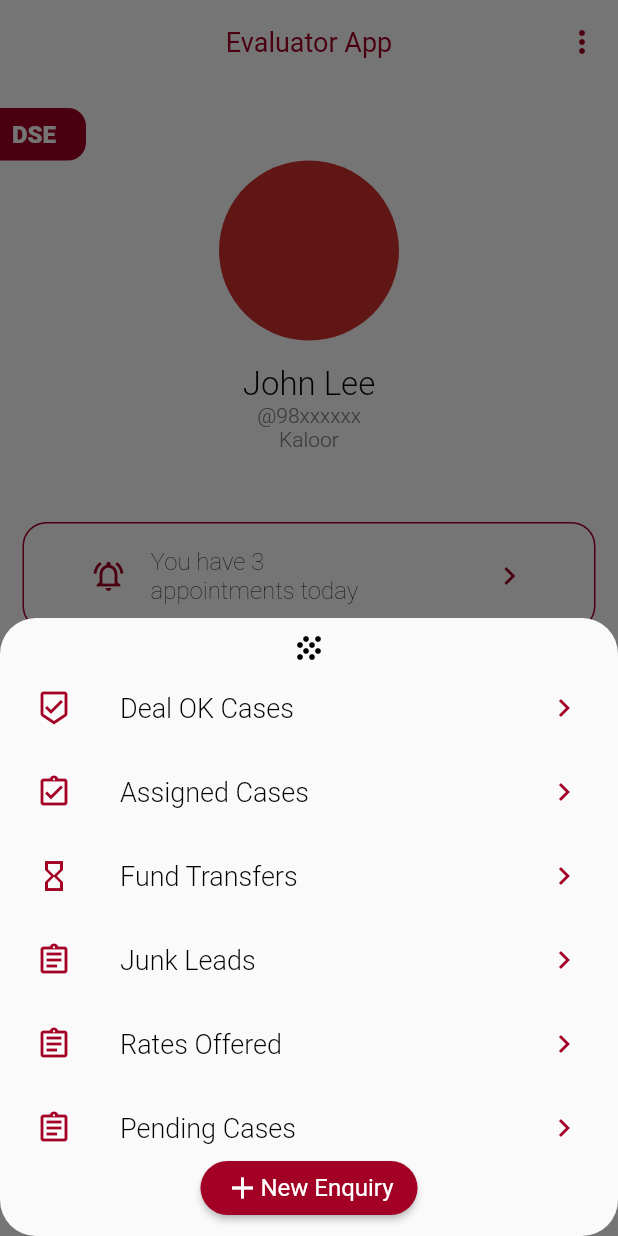
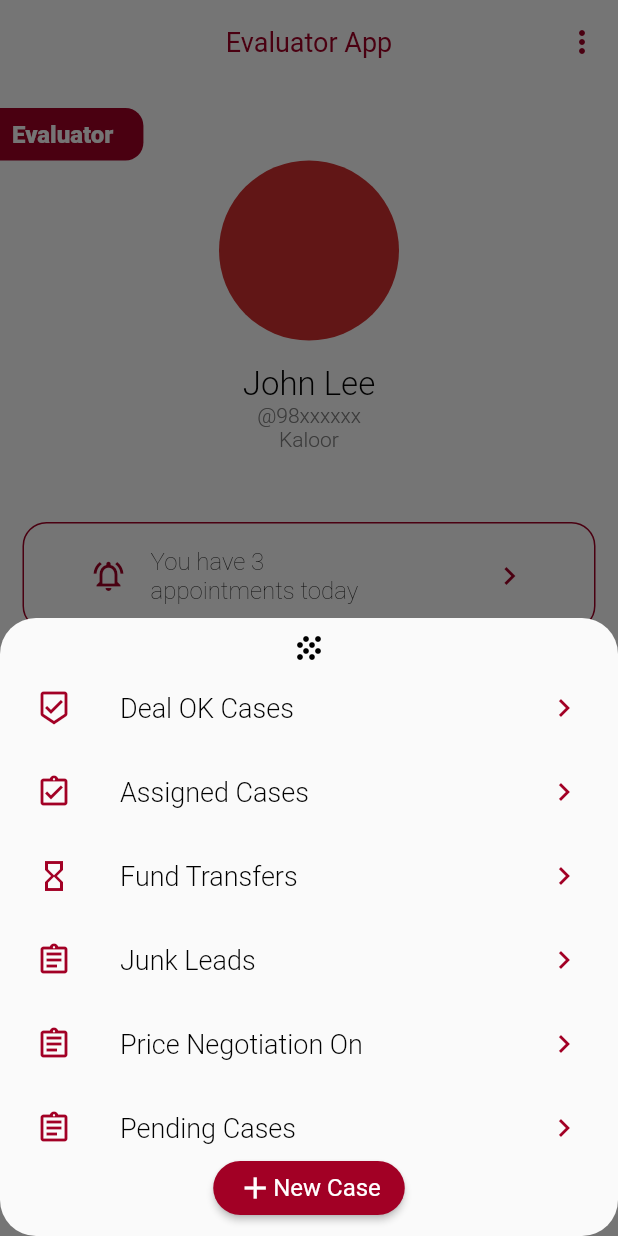
Before and after one commit to jesmin123/eval_wire_frame, a Flutter app: the HomePage screen opened by its route, after a tap on the "grain" icon, on a phone screen of 412 x 824 dp. Run offline on Flutter 3.47's test engine with Material 2 defaults, Android fonts, the phone set to English and light mode, and no system bars; our stand-ins replace cached_network_image; network calls fail; Roboto replaces fonts that are missing (Exo); statements that could not run were skipped.

Commit message:
merge commit

```diff
--- a/lib/UI/homePage.dart
+++ b/lib/UI/homePage.dart
@@ -106,7 +106,7 @@ class _HomePageState extends State<HomePage> {
                             leading: Icon(Icons.assignment_outlined,
                                 color: PRIMARY_COLOR),
                             title: Text(
-                              RATES_OFFERED,
+                              PRICE_NEGOTIATION,
                               style: AppFontStyle.regularTextStyle2(
                                   APP_BLACK_COLOR,
                                   textSize: 18.0),
@@ -116,7 +116,7 @@ class _HomePageState extends State<HomePage> {
                               color: PRIMARY_COLOR,
                             ),
                             onTap: (){
-                              Navigator.pushNamed(context, RATES_OFFERED);
+                              Navigator.pushNamed(context, PRICE_NEGOTIATION);
                             },
                           ),
                           ListTile(
@@ -141,7 +141,7 @@ class _HomePageState extends State<HomePage> {
                             leading: Icon(Icons.assignment_outlined,
                                 color: PRIMARY_COLOR),
                             title: Text(
-                              EVALUATIONS,
+                             LEADS_BREAK_UP,
                               style: AppFontStyle.regularTextStyle2(
                                   APP_BLACK_COLOR,
                                   textSize: 18.0),
@@ -152,7 +152,7 @@ class _HomePageState extends State<HomePage> {
                             ),
                             onTap: (){
 
-                              Navigator.pushNamed(context, EVALUATIONS);
+                              Navigator.pushNamed(context, LEADS_BREAK_UP);
                             },
 
                           ),
@@ -160,7 +160,7 @@ class _HomePageState extends State<HomePage> {
                             leading: Icon(Icons.assignment_late_outlined,
                                 color: PRIMARY_COLOR),
                             title: Text(
-                              EVALUATIONS_NOT_DONE,
+                              CHANNEL_WISE,
                               style: AppFontStyle.regularTextStyle2(
                                   APP_BLACK_COLOR,
                                   textSize: 18.0),
@@ -171,7 +171,45 @@ class _HomePageState extends State<HomePage> {
                             ),
                             onTap: (){
 
-                              Navigator.pushNamed(context, EVALUATIONS_NOT_DONE);
+                              Navigator.pushNamed(context, CHANNEL_WISE);
+                            },
+
+                          ),
+                          ListTile(
+                            leading: Icon(Icons.calendar_today_outlined,
+                                color: PRIMARY_COLOR),
+                            title: Text(
+                              SOURCED,
+                              style: AppFontStyle.regularTextStyle2(
+                                  APP_BLACK_COLOR,
+                                  textSize: 18.0),
+                            ),
+                            trailing: Icon(
+                              Icons.navigate_next,
+                              color: PRIMARY_COLOR,
+                            ),
+                            onTap: (){
+
+                              Navigator.pushNamed(context,SOURCED );
+                            },
+
+                          ),
+                          ListTile(
+                            leading: Icon(Icons.assignment_late_outlined,
+                                color: PRIMARY_COLOR),
+                            title: Text(
+                              DOCUMENTS_PENDING,
+                              style: AppFontStyle.regularTextStyle2(
+                                  APP_BLACK_COLOR,
+                                  textSize: 18.0),
+                            ),
+                            trailing: Icon(
+                              Icons.navigate_next,
+                              color: PRIMARY_COLOR,
+                            ),
+                            onTap: (){
+
+                              Navigator.pushNamed(context, DOCUMENTS_PENDING);
                             },
 
                           ),
@@ -191,7 +229,7 @@ class _HomePageState extends State<HomePage> {
                         children: [
                           Icon(Icons.add, color: APP_WHITE_COLOR),
                           Text(
-                            "New Enquiry",
+                            "New Case",
                             style:
                             AppFontStyle.regularTextStyle(APP_WHITE_COLOR),
                           )
@@ -278,7 +316,7 @@ class _HomePageState extends State<HomePage> {
                     padding: const EdgeInsets.only(
                         top: 8, bottom: 8, left: 8, right: 20),
                     child: Text(
-                      DSE,
+                      EVALUATOR,
                       style: AppFontStyle.regularSmallTextStyle(APP_WHITE_COLOR,
                           textSize: 16.0),
                     ),
@@ -308,7 +346,12 @@ class _HomePageState extends State<HomePage> {
                     style: AppFontStyle.bodyTextStyle2(APP_GREY_COLOR),
                   ),
                   SizedBox(height: LINE_HEIGHT * 2),
-                  Container(
+                  GestureDetector(
+                      onTap: (){
+                        Navigator.pushNamed(context, MY_APPOINTMENTS);
+
+                      },
+                    child: Container(
                       margin: const EdgeInsets.all(15.0),
                       padding: const EdgeInsets.only(top: 16, bottom: 16),
                       decoration: BoxDecoration(
@@ -332,6 +375,7 @@ class _HomePageState extends State<HomePage> {
                           ]
                       ),
                     ),
+                  ),
 
                 ],
               ),
--- a/lib/constants/strings.dart
+++ b/lib/constants/strings.dart
@@ -13,6 +13,10 @@ const FUND_TRANSFERS = 'Fund Transfers';
 const JUNK_LEADS = 'Junk Leads';
 const RATES_OFFERED = 'Rates Offered';
 const PENDING_CASES = 'Pending Cases';
-const EVALUATIONS = 'Evaluations';
-const EVALUATIONS_NOT_DONE = "Evaluations Not Done";
-const DSE = 'DSE';
+const LEADS_BREAK_UP = 'Leads Break Up';
+const CHANNEL_WISE="Channel Wise Sourcing";
+const PRICE_NEGOTIATION="Price Negotiation On";
+const SOURCED ="Sourced On";
+const EVALUATOR = 'Evaluator';
+const DOCUMENTS_PENDING="Documents Pending Case";
+const MY_APPOINTMENTS="My Appointments";
--- a/lib/main.dart
+++ b/lib/main.dart
@@ -1,6 +1,21 @@
 
+import 'package:eval_wire_frame/Provider/RegistrationDetailProvider.dart';
+import 'package:eval_wire_frame/UI/AddNewCase.dart';
+import 'package:eval_wire_frame/UI/assignedCases.dart';
+import 'package:eval_wire_frame/UI/channelWiseSourcing.dart';
+import 'package:eval_wire_frame/UI/dealOkCases.dart';
+import 'package:eval_wire_frame/UI/documentsPending.dart';
+import 'package:eval_wire_frame/UI/fundTransfers.dart';
+import 'package:eval_wire_frame/UI/junkLeads.dart';
+import 'package:eval_wire_frame/UI/leadsBreakUp.dart';
+import 'package:eval_wire_frame/UI/myAppointments.dart';
+import 'package:eval_wire_frame/UI/pendingCases.dart';
+import 'package:eval_wire_frame/UI/priceNegotiation.dart';
+import 'package:eval_wire_frame/UI/sourced.dart';
 import 'package:flutter/material.dart';
+import 'package:provider/provider.dart';
 
+import 'Provider/form_data_provider.dart';
 import 'UI/homePage.dart';
 import 'constants/strings.dart';
 
@@ -11,13 +26,32 @@ void main() {
 
 class MyApp extends StatelessWidget {
   final routes = <String, WidgetBuilder>{
-    HOME_PAGE : (context)=> HomePage()
+    HOME_PAGE : (context)=> HomePage(),
+    DEAL_OK_CASE: (context)=>DealOkCases(),
+    PENDING_CASES:(context)=>PendingCases(),
+    ASSIGNED_CASES:(context)=>AssignedCases(),
+    JUNK_LEADS:(context)=>JunkLeads(),
+    FUND_TRANSFERS:(context)=>FundTransfers(),
+    LEADS_BREAK_UP:(context)=>LeadsBreakUp(),
+    CHANNEL_WISE:(context)=>ChannelWiseSourcing(),
+    PRICE_NEGOTIATION:(context)=>PriceNegotiation(),
+    SOURCED:(context)=>Sourced(),
+    DOCUMENTS_PENDING:(context)=>DocumentsPending(),
+    MY_APPOINTMENTS:(context)=>MyAppointments(),
+    NEW_ENQUIRY_PAGE:(context)=>AddNewCase(),
+
 
   };
   @override
   Widget build(BuildContext context) {
-    return MaterialApp(
-      title: 'Wire Frame',
+    return MultiProvider(
+      providers: [
+        ChangeNotifierProvider<FormData>(create: (_)=>FormData()),
+    ChangeNotifierProvider<RegistrationDetailProvider>(create: (_)=>RegistrationDetailProvider())
+
+      ],
+      child: MaterialApp(
+        title: 'Evaluator App',
         theme: ThemeData(
             backgroundColor: Colors.white,
             primarySwatch: Colors.red,
@@ -26,6 +60,7 @@ class MyApp extends StatelessWidget {
         routes: routes,
         initialRoute: HOME_PAGE,
 
+      ),
     );
   }
   }
--- a/pubspec.yaml
+++ b/pubspec.yaml
@@ -34,6 +34,8 @@ dependencies:
   url_launcher: ^5.7.10
   line_icons: ^0.2.0
   table_calendar: ^2.3.3
+  fa_stepper: ^0.0.2
+  provider: ^4.3.3
 
 dev_dependencies:
   flutter_test:
```
Also changed, not shown: pubspec.lock. Lines whose indentation alone changed are shown as unchanged.
